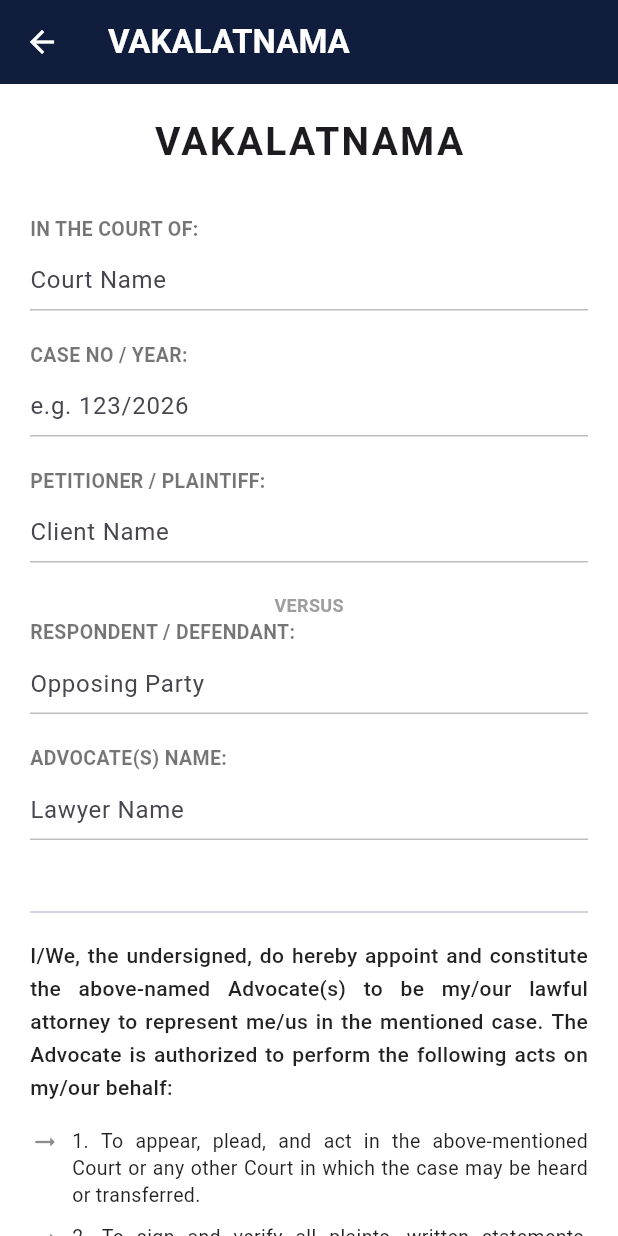
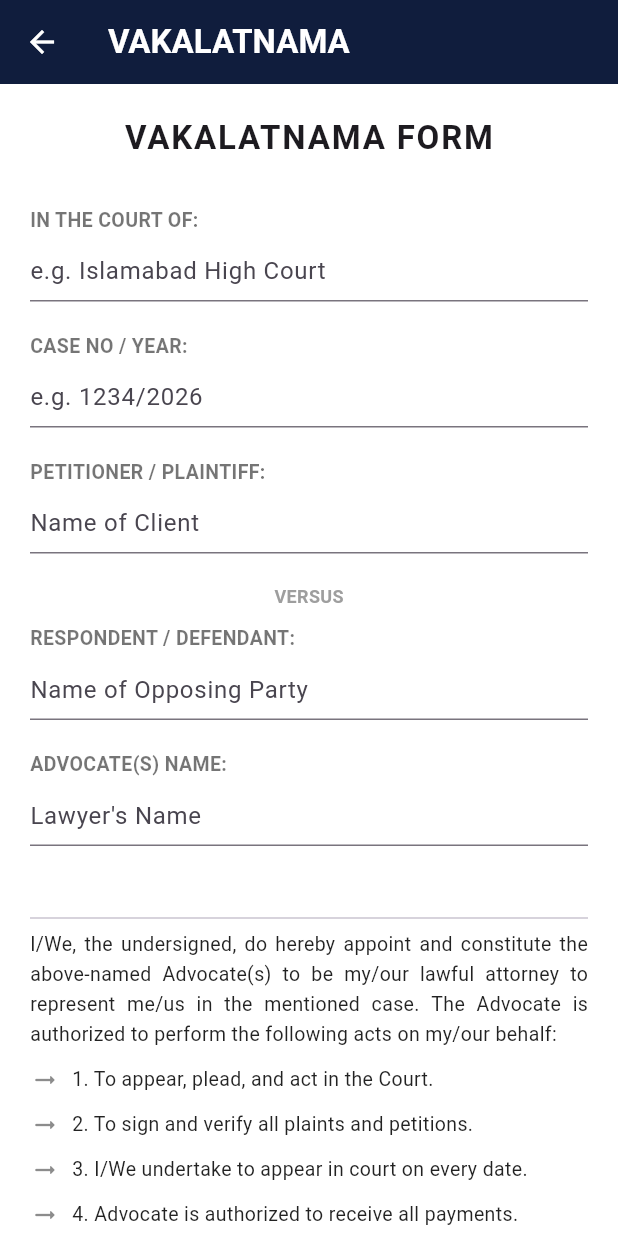
Before and after one commit to Mahnoor-Afzal/client_side-screen, a Flutter app: the WakalatnamaForm screen opened directly, on a phone screen of 412 x 824 dp. Run offline on Flutter 3.47's test engine with Material 3 defaults, Android fonts, the phone set to English and light mode, and no system bars; our stand-ins replace cloud_firestore, file_picker, firebase_auth, firebase_core, firebase_storage, pdf and 1 more; accounts and stored records are empty.

Commit message:
Final Update: Fixed Chat sync, Hearing Schedule and Vakalatnama Revert

```diff
--- a/lib/wakalatnama_form.dart
+++ b/lib/wakalatnama_form.dart
@@ -13,8 +13,9 @@ import 'package:signature/signature.dart';
 class WakalatnamaForm extends StatefulWidget {
   final String? clientId;
   final String? clientName;
+  final String? requestId;
 
-  const WakalatnamaForm({super.key, this.clientId, this.clientName});
+  const WakalatnamaForm({super.key, this.clientId, this.clientName, this.requestId});
 
   @override
   State<WakalatnamaForm> createState() => _WakalatnamaFormState();
@@ -31,7 +32,6 @@ class _WakalatnamaFormState extends State<WakalatnamaForm> {
   final _advocateController = TextEditingController();
   final _dateController = TextEditingController(text: DateTime.now().toString().split(' ')[0]);
 
-  final SignatureController _clientSignController = SignatureController(penStrokeWidth: 3, penColor: Colors.black);
   final SignatureController _lawyerSignController = SignatureController(penStrokeWidth: 3, penColor: Colors.black);
 
   bool _isSaving = false;
@@ -47,39 +47,51 @@ class _WakalatnamaFormState extends State<WakalatnamaForm> {
     _tryResolveClientId();
   }
 
+  // Robust ID lookup for Fatima Bibi / Kainat bibi
   Future<void> _tryResolveClientId() async {
     if (_resolvedClientId != null && _resolvedClientId!.isNotEmpty) return;
     try {
-      var chatQuery = await FirebaseFirestore.instance
-          .collection('chat')
+      // Try resolving by request ID first
+      if (widget.requestId != null && widget.requestId!.isNotEmpty) {
+        var doc = await FirebaseFirestore.instance.collection('Case request').doc(widget.requestId).get();
+        if (doc.exists) {
+          _resolvedClientId = doc.data()?['clientId'] ?? doc.data()?['userId'];
+        }
+      }
+
+      // Fallback: Search by name in 'chat' collection
+      if (_resolvedClientId == null || _resolvedClientId!.isEmpty) {
+        var chatQuery = await FirebaseFirestore.instance.collection('chat')
             .where('clientName', isEqualTo: _petitionerController.text)
-          .limit(1)
-          .get();
+            .limit(1).get();
         if (chatQuery.docs.isNotEmpty) {
-        setState(() {
           _resolvedClientId = chatQuery.docs.first.get('clientId') ?? chatQuery.docs.first.get('userId');
-        });
+        }
       }
     } catch (e) {
-      debugPrint("Error resolving client ID: $e");
+      debugPrint("ID Discovery Error: $e");
     }
   }
 
   @override
   void dispose() {
-    _clientSignController.dispose();
     _lawyerSignController.dispose();
     super.dispose();
   }
 
   Future<void> _saveDocument() async {
     if (_courtController.text.isEmpty || _petitionerController.text.isEmpty || _advocateController.text.isEmpty) {
-      ScaffoldMessenger.of(context).showSnackBar(const SnackBar(content: Text("Please fill all fields.")));
+      ScaffoldMessenger.of(context).showSnackBar(const SnackBar(content: Text("Please fill all required fields.")));
       return;
     }
 
+    // Ensure we have a valid Client ID before proceeding
     if (_resolvedClientId == null || _resolvedClientId!.isEmpty) {
       await _tryResolveClientId();
+      if (_resolvedClientId == null || _resolvedClientId!.isEmpty) {
+        ScaffoldMessenger.of(context).showSnackBar(const SnackBar(content: Text("Error: Link to Client ID failed. Check client name."), backgroundColor: Colors.redAccent));
+        return;
+      }
     }
 
     setState(() => _isSaving = true);
@@ -87,90 +99,98 @@ class _WakalatnamaFormState extends State<WakalatnamaForm> {
       String? uid = FirebaseAuth.instance.currentUser?.uid;
       final lawyerSignImg = await _lawyerSignController.toPngBytes();
 
-      // 1. Generate PDF with Lawyer Signature
+      // 1. Generate Professional PDF
       final pdf = pw.Document();
       pdf.addPage(
         pw.Page(
+          pageFormat: PdfPageFormat.a4,
           build: (pw.Context context) {
-            return pw.Column(
+            return pw.Padding(
+              padding: const pw.EdgeInsets.all(30),
+              child: pw.Column(
                 crossAxisAlignment: pw.CrossAxisAlignment.start,
                 children: [
                   pw.Center(child: pw.Text("VAKALATNAMA", style: pw.TextStyle(fontSize: 24, fontWeight: pw.FontWeight.bold))),
                   pw.SizedBox(height: 20),
-                pw.Text("COURT: ${_courtController.text}"),
-                pw.Text("CASE NO: ${_caseNoController.text}"),
-                pw.Text("PETITIONER: ${_petitionerController.text}"),
-                pw.Text("RESPONDENT: ${_respondentController.text}"),
-                pw.Text("ADVOCATE: ${_advocateController.text}"),
-                pw.SizedBox(height: 40),
-                pw.Text("8 Legal Points of Agreement... (Simplified for PDF)"),
-                pw.SizedBox(height: 50),
+                  pw.Text("IN THE COURT OF: ${_courtController.text}"),
+                  pw.Text("CASE NO / YEAR: ${_caseNoController.text}"),
+                  pw.Text("PETITIONER / PLAINTIFF: ${_petitionerController.text}"),
+                  pw.Center(child: pw.Text("VERSUS", style: pw.TextStyle(fontWeight: pw.FontWeight.bold))),
+                  pw.Text("RESPONDENT / DEFENDANT: ${_respondentController.text}"),
+                  pw.Text("ADVOCATE(S) NAME: ${_advocateController.text}"),
+                  pw.SizedBox(height: 20),
+                  pw.Divider(),
+                  pw.Text("1. To appear, plead, and act in the Court.\n"
+                          "2. To sign and verify all plaints and petitions.\n"
+                          "3. I/We undertake to appear in court on every date.\n"
+                          "4. Advocate is authorized to receive all payments.\n"
+                          "5. Power to compromise, withdraw, or arbitrate.\n"
+                          "6. Power to appoint other legal practitioners.\n"
+                          "7. Agreement to pay settled legal fees.\n"
+                          "8. I/We have heard and understood all terms mentioned above.",
+                          style: const pw.TextStyle(fontSize: 12)),
+                  pw.SizedBox(height: 60),
                   pw.Row(
                     mainAxisAlignment: pw.MainAxisAlignment.spaceBetween,
                     children: [
-                    pw.Text("Client Signature: ________________"),
-                    pw.Column(
-                      children: [
-                        if (lawyerSignImg != null) pw.Image(pw.MemoryImage(lawyerSignImg), width: 100, height: 50),
+                      pw.Column(children: [pw.Container(width: 120, height: 1, color: PdfColors.black), pw.Text("Client Signature")]),
+                      pw.Column(children: [
+                        if (lawyerSignImg != null) pw.Image(pw.MemoryImage(lawyerSignImg), width: 100, height: 40),
                         pw.Container(width: 120, height: 1, color: PdfColors.black),
                         pw.Text("Advocate Signature")
-                      ]
-                    )
-                  ]
-                )
-              ]
+                      ]),
+                    ],
+                  ),
+                  pw.SizedBox(height: 20),
+                  pw.Text("DATED: ${_dateController.text}"),
+                ],
+              ),
             );
-          }
-        )
+          },
+        ),
       );
 
       final output = await getTemporaryDirectory();
       final file = File("${output.path}/vakalatnama_${DateTime.now().millisecondsSinceEpoch}.pdf");
       await file.writeAsBytes(await pdf.save());
 
-      // 2. Upload to Firebase Storage so Client can download
-      String fileName = "vakalatnama_${DateTime.now().millisecondsSinceEpoch}.pdf";
-      Reference storageRef = FirebaseStorage.instance.ref().child('vakalatnamas/$uid/$fileName');
-      UploadTask uploadTask = storageRef.putFile(file);
-      TaskSnapshot storageSnap = await uploadTask;
-      String downloadUrl = await storageSnap.ref.getDownloadURL();
+      // 2. Upload to Firebase Storage
+      String storagePath = "vakalatnamas/${uid}_${DateTime.now().millisecondsSinceEpoch}.pdf";
+      TaskSnapshot uploadTask = await FirebaseStorage.instance.ref().child(storagePath).putFile(file);
+      String downloadUrl = await uploadTask.ref.getDownloadURL();
 
-      // 3. Save to Firestore
+      // 3. Save Record to Firestore 'documents'
       await FirebaseFirestore.instance.collection('documents').add({
         'lawyerId': uid,
-        'clientId': _resolvedClientId ?? "",
+        'clientId': _resolvedClientId,
+        'clientName': _petitionerController.text,
         'type': 'Vakalatnama',
         'courtName': _courtController.text,
-        'petitioner': _petitionerController.text,
-        'respondent': _respondentController.text,
-        'advocateName': _advocateController.text,
         'caseNo': _caseNoController.text,
-        'date': _dateController.text,
         'status': 'pending_client_signature',
-        'fileUrl': downloadUrl, // The URL for the client to download
+        'fileUrl': downloadUrl,
         'lawyerSignature': lawyerSignImg != null ? base64Encode(lawyerSignImg) : null,
         'timestamp': FieldValue.serverTimestamp(),
         'senderType': 'lawyer',
       });
 
-      // 4. Notify Client
-      if (_resolvedClientId != null) {
+      // 4. Send Notification to Client app
       await FirebaseFirestore.instance.collection('notifications').add({
         'userId': _resolvedClientId,
-          'title': 'Vakalatnama for Signature',
-          'body': 'Your lawyer has sent a Vakalatnama. Please download, sign and re-upload.',
+        'title': 'New Vakalatnama Received',
+        'body': 'Your lawyer has sent a Vakalatnama for you to sign.',
         'type': 'vakalatnama',
         'timestamp': FieldValue.serverTimestamp(),
         'isRead': false,
       });
-      }
 
       if (mounted) {
-        ScaffoldMessenger.of(context).showSnackBar(const SnackBar(content: Text("Vakalatnama sent! Client can now download and sign."), backgroundColor: Colors.green));
+        ScaffoldMessenger.of(context).showSnackBar(const SnackBar(content: Text("Vakalatnama sent successfully to client!"), backgroundColor: Colors.green));
         Navigator.pop(context);
       }
     } catch (e) {
-      if (mounted) ScaffoldMessenger.of(context).showSnackBar(SnackBar(content: Text("Error: $e")));
+      if (mounted) ScaffoldMessenger.of(context).showSnackBar(SnackBar(content: Text("Firebase Error: $e"), backgroundColor: Colors.red));
+      debugPrint("Detailed Submit Error: $e");
     } finally {
       if (mounted) setState(() => _isSaving = false);
     }
@@ -190,43 +210,57 @@ class _WakalatnamaFormState extends State<WakalatnamaForm> {
         child: Column(
           crossAxisAlignment: CrossAxisAlignment.start,
           children: [
-            const Center(child: Text("VAKALATNAMA", style: TextStyle(fontSize: 26, fontWeight: FontWeight.bold, letterSpacing: 1.5))),
+            const Center(child: Text("VAKALATNAMA FORM", style: TextStyle(fontSize: 22, fontWeight: FontWeight.bold, letterSpacing: 1.2))),
             const SizedBox(height: 30),
 
-            _buildInputField("IN THE COURT OF:", _courtController, "Court Name"),
-            _buildInputField("CASE NO / YEAR:", _caseNoController, "e.g. 123/2026"),
-            _buildInputField("PETITIONER / PLAINTIFF:", _petitionerController, "Client Name"),
+            _buildInputField("IN THE COURT OF:", _courtController, "e.g. Islamabad High Court"),
+            _buildInputField("CASE NO / YEAR:", _caseNoController, "e.g. 1234/2026"),
+            _buildInputField("PETITIONER / PLAINTIFF:", _petitionerController, "Name of Client"),
             const Center(child: Text("VERSUS", style: TextStyle(fontWeight: FontWeight.bold, color: Colors.grey, fontSize: 12))),
-            _buildInputField("RESPONDENT / DEFENDANT:", _respondentController, "Opposing Party"),
-            _buildInputField("ADVOCATE(S) NAME:", _advocateController, "Lawyer Name"),
+            const SizedBox(height: 10),
+            _buildInputField("RESPONDENT / DEFENDANT:", _respondentController, "Name of Opposing Party"),
+            _buildInputField("ADVOCATE(S) NAME:", _advocateController, "Lawyer's Name"),
 
             const SizedBox(height: 20),
             const Divider(thickness: 1),
-            const SizedBox(height: 10),
-
             const Text(
               "I/We, the undersigned, do hereby appoint and constitute the above-named Advocate(s) to be my/our lawful attorney to represent me/us in the mentioned case. The Advocate is authorized to perform the following acts on my/our behalf:",
-              style: TextStyle(fontSize: 14, height: 1.6, fontWeight: FontWeight.w500, color: Colors.black87),
+              style: TextStyle(fontSize: 13, height: 1.5, color: Colors.black87),
               textAlign: TextAlign.justify,
             ),
-            const SizedBox(height: 15),
-            _buildLegalPoint("1. To appear, plead, and act in the above-mentioned Court or any other Court in which the case may be heard or transferred."),
-            _buildLegalPoint("2. To sign and verify all plaints, written statements, petitions, appeals, and all other legal documents required for the proceedings."),
-            _buildLegalPoint("3. I/We undertake to appear in court on every date of hearing. If the case is dismissed or decided ex-parte due to my/our absence, the Advocate shall not be held responsible."),
-            _buildLegalPoint("4. The Advocate is authorized to receive all payments, costs, or documents from the Court or the opposing party and issue valid receipts on my/our behalf."),
-            _buildLegalPoint("5. The Advocate has full power to compromise, withdraw the case, or submit the matter to arbitration as deemed beneficial for me/us."),
-            _buildLegalPoint("6. The Advocate is authorized to appoint or engage any other legal practitioner, pleader, or assistant to represent or assist in the case."),
-            _buildLegalPoint("7. I/We agree to pay the settled legal fees before the date of hearing. If fees are not paid, the Advocate reserves the right to withdraw from the case."),
-            _buildLegalPoint("8. I/We have heard and understood the contents of this document in my/our own language and agree to all terms mentioned above."),
+            const SizedBox(height: 10),
+            _buildLegalPoint("1. To appear, plead, and act in the Court."),
+            _buildLegalPoint("2. To sign and verify all plaints and petitions."),
+            _buildLegalPoint("3. I/We undertake to appear in court on every date."),
+            _buildLegalPoint("4. Advocate is authorized to receive all payments."),
+            _buildLegalPoint("5. Power to compromise, withdraw, or arbitrate."),
+            _buildLegalPoint("6. Power to appoint other legal practitioners."),
+            _buildLegalPoint("7. Agreement to pay settled legal fees."),
+            _buildLegalPoint("8. I/We have understood all terms of agreement."),
 
             const SizedBox(height: 30),
             _buildInputField("DATED:", _dateController, "YYYY-MM-DD"),
 
             const SizedBox(height: 40),
 
-            _buildSignatureSection("Client's Signature (To be signed by client):", _clientSignController, isReadOnly: true),
+            // Client Signature Pad (DISABLED for Lawyer side)
+            const Text("Client's Signature:", style: TextStyle(fontWeight: FontWeight.bold, color: Colors.black54)),
+            const SizedBox(height: 8),
+            Container(
+              height: 100, width: double.infinity,
+              decoration: BoxDecoration(color: Colors.grey[100], border: Border.all(color: Colors.black12), borderRadius: BorderRadius.circular(8)),
+              child: const Center(child: Text("Waiting for Client to sign from their app", style: TextStyle(color: Colors.grey, fontStyle: FontStyle.italic))),
+            ),
+
             const SizedBox(height: 25),
-            _buildSignatureSection("Advocate's Signature (By Hand):", _lawyerSignController, isReadOnly: false),
+            // Lawyer Signature Pad (ENABLED)
+            const Text("Advocate's Signature (Sign Below):", style: TextStyle(fontWeight: FontWeight.bold, color: Colors.black54)),
+            const SizedBox(height: 8),
+            Container(
+              decoration: BoxDecoration(border: Border.all(color: Colors.black12), borderRadius: BorderRadius.circular(8)),
+              child: Signature(controller: _lawyerSignController, height: 120, backgroundColor: Colors.grey[50]!),
+            ),
+            Align(alignment: Alignment.centerRight, child: TextButton(onPressed: () => _lawyerSignController.clear(), child: const Text("Clear Signature"))),
 
             const SizedBox(height: 50),
 
@@ -234,12 +268,7 @@ class _WakalatnamaFormState extends State<WakalatnamaForm> {
               width: double.infinity,
               height: 55,
               child: ElevatedButton.icon(
-                style: ElevatedButton.styleFrom(
-                  backgroundColor: navyBlue,
-                  foregroundColor: Colors.white,
-                  shape: RoundedRectangleBorder(borderRadius: BorderRadius.circular(12)),
-                  elevation: 5,
-                ),
+                style: ElevatedButton.styleFrom(backgroundColor: navyBlue, foregroundColor: Colors.white, shape: RoundedRectangleBorder(borderRadius: BorderRadius.circular(12))),
                 onPressed: _isSaving ? null : _saveDocument,
                 icon: _isSaving
                   ? const SizedBox(width: 20, height: 20, child: CircularProgressIndicator(color: Colors.white, strokeWidth: 2))
@@ -264,14 +293,7 @@ class _WakalatnamaFormState extends State<WakalatnamaForm> {
           const SizedBox(height: 5),
           TextField(
             controller: controller,
-            style: const TextStyle(fontSize: 16, color: Colors.black),
-            decoration: InputDecoration(
-              hintText: hint,
-              isDense: true,
-              contentPadding: const EdgeInsets.symmetric(vertical: 8),
-              enabledBorder: const UnderlineInputBorder(borderSide: BorderSide(color: Colors.black26)),
-              focusedBorder: UnderlineInputBorder(borderSide: BorderSide(color: goldColor, width: 2)),
-            ),
+            decoration: InputDecoration(hintText: hint, isDense: true, contentPadding: const EdgeInsets.symmetric(vertical: 8), border: const UnderlineInputBorder()),
           ),
         ],
       ),
@@ -291,32 +313,4 @@ class _WakalatnamaFormState extends State<WakalatnamaForm> {
       ),
     );
   }
-
-  Widget _buildSignatureSection(String label, SignatureController controller, {required bool isReadOnly}) {
-    return Column(
-      crossAxisAlignment: CrossAxisAlignment.start,
-      children: [
-        Text(label, style: const TextStyle(fontWeight: FontWeight.bold, color: Colors.black54)),
-        const SizedBox(height: 8),
-        AbsorbPointer(
-          absorbing: isReadOnly,
-          child: Container(
-            decoration: BoxDecoration(
-              color: isReadOnly ? Colors.grey[100] : Colors.grey[50],
-              border: Border.all(color: Colors.black12),
-              borderRadius: BorderRadius.circular(8)
-            ),
-            child: Signature(controller: controller, height: 120, backgroundColor: Colors.transparent),
-          ),
-        ),
-        if (!isReadOnly)
-          Align(alignment: Alignment.centerRight, child: TextButton(onPressed: () => controller.clear(), child: const Text("Clear Signature"))),
-        if (isReadOnly)
-          const Padding(
-            padding: EdgeInsets.only(top: 4),
-            child: Text("Waiting for client to sign from their app", style: TextStyle(fontSize: 10, color: Colors.grey, fontStyle: FontStyle.italic)),
-          ),
-      ],
-    );
 }
-}
```
Also changed, not shown: lib/Hearing_details.dart (+52 -55 lines), lib/Lawyer_dashboard.dart (+6 -4 lines), lib/active_cases_screen.dart (+10 -12 lines), lib/case_requet_screen.dart (+11 -6 lines), lib/chat_screen.dart (+29 -7 lines), lib/consultation_screen.dart (+105 -45 lines), 5 other files. Lines whose indentation alone changed are shown as unchanged.
